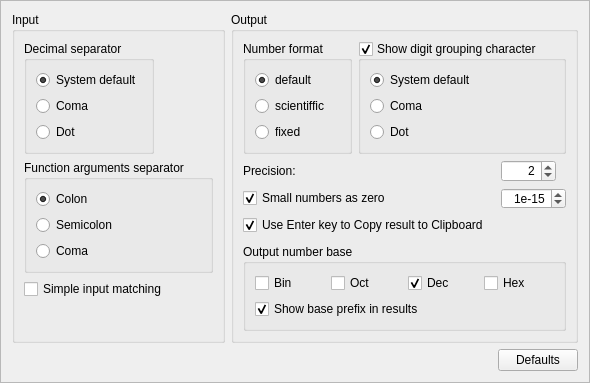
The window that ui/OptionsWidget.ui (jgeudens/MathyResurrected) describes before a commit, drawn with Qt 5.
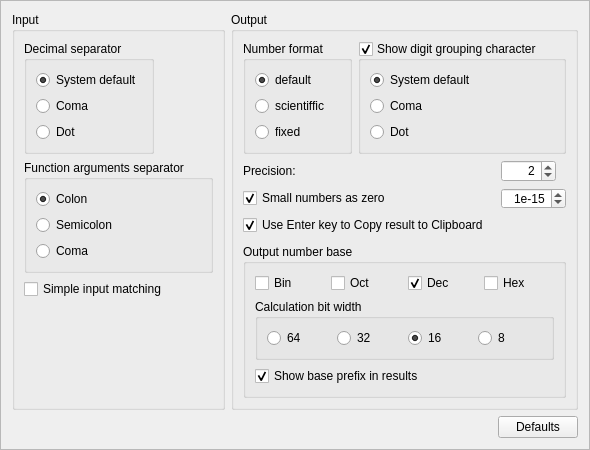
The same window after the commit.

Commit message: Added calculation bit width option.

The edit to the form file:
```diff
--- a/ui/OptionsWidget.ui
+++ b/ui/OptionsWidget.ui
@@ -8,7 +8,7 @@
     <x>0</x>
     <y>0</y>
     <width>516</width>
-    <height>338</height>
+    <height>394</height>
    </rect>
   </property>
   <property name="windowTitle">
@@ -377,6 +377,46 @@
              </item>
             </layout>
            </item>
+           <item>
+            <widget class="QGroupBox" name="groupBox_bw">
+             <property name="title">
+              <string>Calculation bit width</string>
+             </property>
+             <layout class="QHBoxLayout" name="horizontalLayout_2">
+              <item>
+               <widget class="QRadioButton" name="radioButton_bw64">
+                <property name="text">
+                 <string>64</string>
+                </property>
+               </widget>
+              </item>
+              <item>
+               <widget class="QRadioButton" name="radioButton_bw32">
+                <property name="text">
+                 <string>32</string>
+                </property>
+               </widget>
+              </item>
+              <item>
+               <widget class="QRadioButton" name="radioButton_bw16">
+                <property name="text">
+                 <string>16</string>
+                </property>
+                <property name="checked">
+                 <bool>true</bool>
+                </property>
+               </widget>
+              </item>
+              <item>
+               <widget class="QRadioButton" name="radioButton_bw8">
+                <property name="text">
+                 <string>8</string>
+                </property>
+               </widget>
+              </item>
+             </layout>
+            </widget>
+           </item>
            <item>
             <widget class="QCheckBox" name="checkBox_ShowBasePrefix">
              <property name="toolTip">
```
The commit also changes 5 other files.
